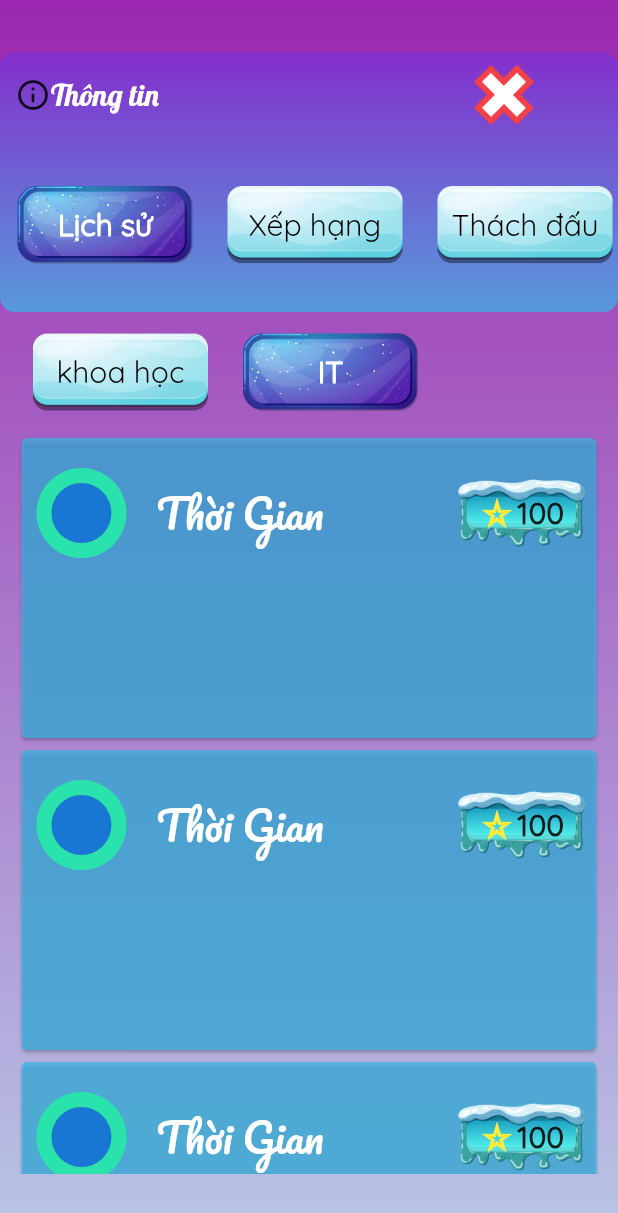
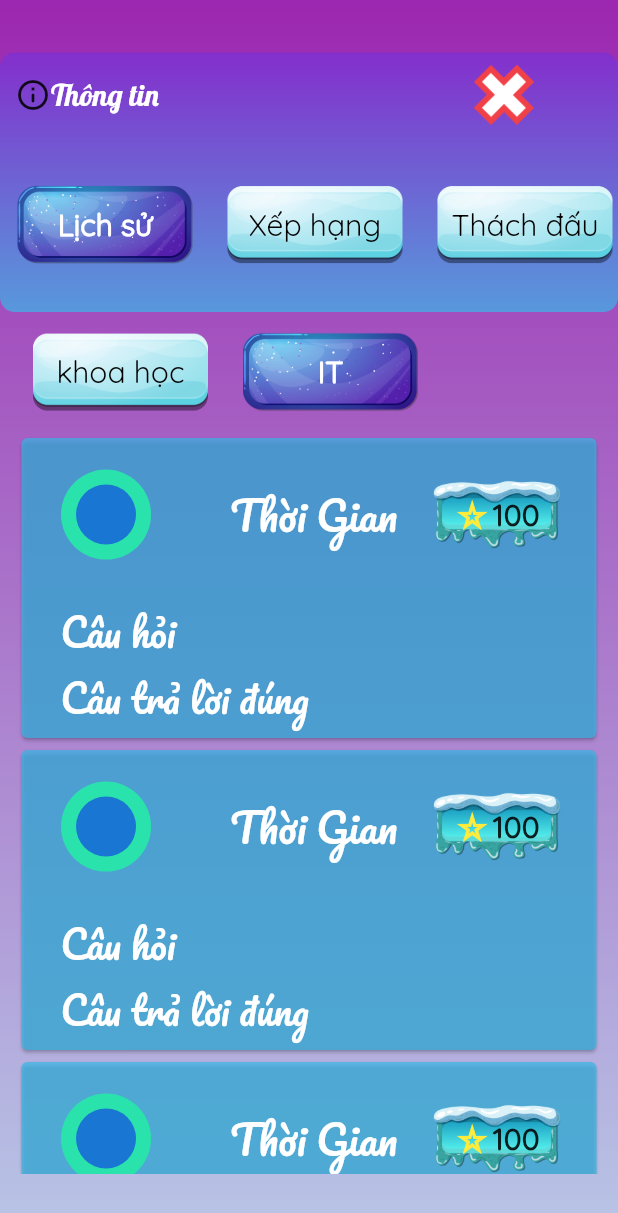
Before and after one commit to SnikGaming/froggame, a Flutter app: the infomation_screen screen opened directly, on a phone screen of 412 x 824 dp. Shown: the top 1213 px of the screen. Run offline on Flutter 3.47's test engine with Material 2 defaults, Android fonts, the phone set to English and light mode, and no system bars; our stand-ins replace animated_text_kit, assets_audio_player, carousel_slider, cloud_firestore, firebase_auth, firebase_core and 8 more; missing offline and left inert: slider_controller; accounts and stored records are empty.

Commit message:
phong update 17/12

```diff
--- a/froggame/lib/main.dart
+++ b/froggame/lib/main.dart
@@ -26,7 +26,7 @@ Future<void> main(List<String> args) async {
   await FureStoreCategory.GetData();
   FureStoreCategory.getAllData();
   await FutureRank.getData();
-  await FutureHistory.getData();
+  //await FutureHistory.getData();
   await FureStoreQuestions.getLenght();
   await FureStoreUser.getUserAll();
   runApp(const MyApp());
--- a/froggame/lib/screens/history/HistoryScreen.dart
+++ b/froggame/lib/screens/history/HistoryScreen.dart
@@ -70,18 +70,16 @@ class _HistoryScreenState extends State<HistoryScreen> {
                     padding: const EdgeInsets.only(left: 10),
                     height: 200,
                     child: Column(
+                      mainAxisAlignment: MainAxisAlignment.spaceAround,
                       children: [
                         Row(
-                          mainAxisAlignment: MainAxisAlignment.spaceBetween,
-                          children: [
-                            Row(
+                          mainAxisAlignment: MainAxisAlignment.spaceEvenly,
                           children: [
                             Container(
                               width: 60,
                               height: 60,
                               decoration: BoxDecoration(
-                                    color:
-                                        const Color.fromARGB(255, 42, 226, 171),
+                                color: const Color.fromARGB(255, 42, 226, 171),
                                 borderRadius: BorderRadius.circular(100),
                               ),
                               child: Center(child: CircleAvatar()),
@@ -95,8 +93,6 @@ class _HistoryScreenState extends State<HistoryScreen> {
                                         fontSize: 27,
                                         color: white,
                                         fontWeight: FontWeight.w500)),
-                                  ],
-                                ),
                               ],
                             ),
                             Container(
@@ -128,6 +124,24 @@ class _HistoryScreenState extends State<HistoryScreen> {
                             )
                           ],
                         ),
+                        Container(
+                          child: ListTile(
+                            title: Text(
+                              'Câu hỏi',
+                              style: F_pacifico.copyWith(
+                                  fontSize: 25,
+                                  color: white,
+                                  fontWeight: FontWeight.w500),
+                            ),
+                            subtitle: Text(
+                              'Câu trả lời đúng',
+                              style: F_pacifico.copyWith(
+                                  fontSize: 25,
+                                  color: white,
+                                  fontWeight: FontWeight.w500),
+                            ),
+                          ),
+                        ),
                       ],
                     ),
                   ),
--- a/froggame/lib/view_data/firestore_history.dart
+++ b/froggame/lib/view_data/firestore_history.dart
@@ -5,27 +5,4 @@ import 'package:froggame/view_data/user_pre.dart';
 
 import 'firestore_categories.dart';
 
-class FutureHistory {
-  static List<lstHistory> lst = [];
-  static List<int> idlv = [];
-  static final hisData = FirebaseFirestore.instance
-      .collection('packageQuestions')
-      .where('name', isEqualTo: UserSimplePreferences.getUsername());
-
-  static Future getData() async {
-    List<String> catName = FureStoreCategory.lst;
-    await hisData.get().then(
-          (value) => {
-            for (var a in value.docs)
-              {
-                idlv.add(a.data()['idlv'] - 1),
-                lst.add(lstHistory(
-                    img: TypeModel.listType[a.data()['idlv'] - 1].image,
-                    catName: catName[a.data()['idlv'] - 1],
-                    timer: a.data()['timer'].toString(),
-                    score: a.data()['cautldung'].toString())),
-              },
-          },
-        );
-  }
-}
+class FutureHistory {}
```
Lines whose indentation alone changed are shown as unchanged.
